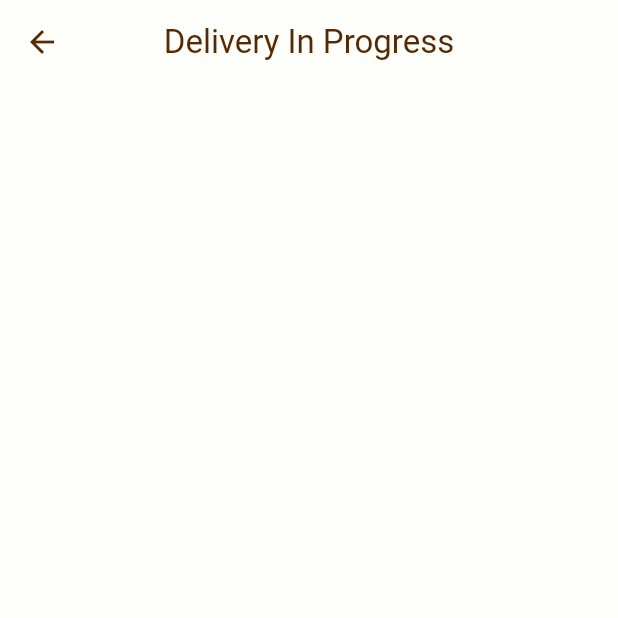
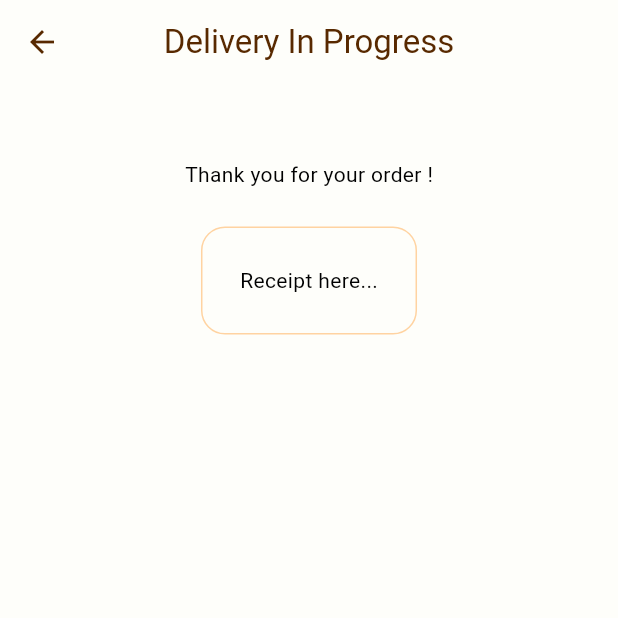
Before and after one commit to Rizz-33/Blend-Bristo, a Flutter app: the DeliveryProgressPage screen opened directly, on a phone screen of 412 x 824 dp, the top half of it. Run offline on Flutter 3.47's test engine with Material 3 defaults, Android fonts, the phone set to English and light mode, and no system bars; our stand-ins replace flutter_credit_card.

Commit message:
feat: receipt page

```diff
--- /dev/null
+++ b/lib/components/receipt.dart
@@ -0,0 +1,31 @@
+import 'package:flutter/material.dart';
+
+class MyReceipt extends StatelessWidget {
+  const MyReceipt({super.key});
+
+  @override
+  Widget build(BuildContext context) {
+    return Padding(
+      padding: EdgeInsets.only(left: 25, right: 25, bottom: 25, top: 50),
+      child: Center(
+        child: Column(
+          mainAxisAlignment: MainAxisAlignment.center,
+          children: [
+            Text("Thank you for your order !"),
+            SizedBox(height: 25,),
+            Container(
+              decoration: BoxDecoration(
+                border: Border.all(
+                  color: Theme.of(context).colorScheme.secondary,
+                ),
+                borderRadius: BorderRadius.circular(16)
+              ),
+              padding: EdgeInsets.all(25),
+              child: Text("Receipt here..."),
+            )
+          ],
+        ),
+      ),
+    );
+  }
+}
--- a/lib/pages/deliveryprogress.dart
+++ b/lib/pages/deliveryprogress.dart
@@ -1,3 +1,4 @@
+import 'package:blend_bristo/components/receipt.dart';
 import 'package:flutter/material.dart';
 
 class DeliveryProgressPage extends StatelessWidget {
@@ -13,6 +14,11 @@ class DeliveryProgressPage extends StatelessWidget {
         foregroundColor: Theme.of(context).colorScheme.primary,
         centerTitle: true,
       ),
+      body: Column(
+        children: [
+          MyReceipt(),
+        ],
+      ),
     );
   }
 }
```
